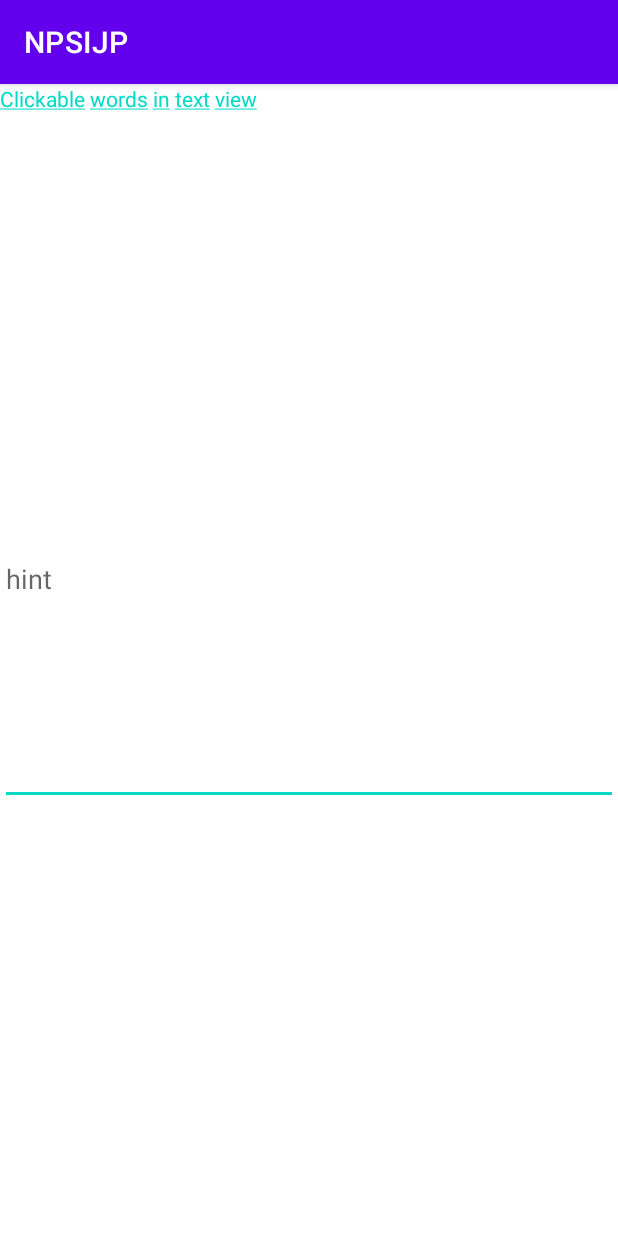
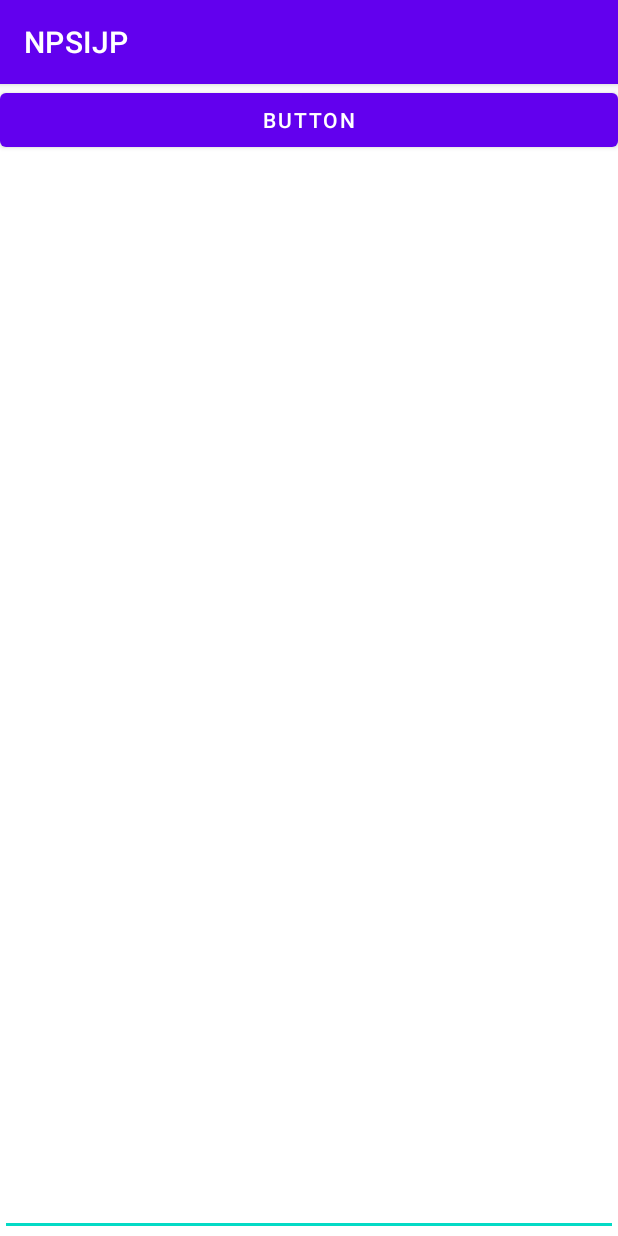
Before and after one commit to Nidvorai4/NPSIJP, an Android app: the screen it shows after launch (MainActivity before the commit, InputSongText after it), on a phone screen of 412 x 824 dp. Run offline under Robolectric (Android 15) with nearby library versions, the phone set to English and light mode, and no system bars.

Commit message:
промеж уток. Есть разделение на строки, вставка текста, дёргание гугл переводчика

```diff
--- a/app/src/main/AndroidManifest.xml
+++ b/app/src/main/AndroidManifest.xml
@@ -1,6 +1,8 @@
 <?xml version="1.0" encoding="utf-8"?>
 <manifest xmlns:android="http://schemas.android.com/apk/res/android"
     package="twelvecabsoft.education.npsijp">
+
+    <uses-permission android:name="android.permission.INTERNET" />
 
     <application
         android:allowBackup="true"
@@ -9,7 +11,8 @@
         android:roundIcon="@mipmap/ic_launcher_round"
         android:supportsRtl="true"
         android:theme="@style/Theme.NPSIJP">
-        <activity android:name=".MainActivity">
+        <activity android:name=".TranslateActivity"></activity>
+        <activity android:name=".InputSongText">
             <intent-filter>
                 <action android:name="android.intent.action.MAIN" />
 
--- /dev/null
+++ b/app/src/main/java/twelvecabsoft/education/npsijp/InputSongText.java
@@ -0,0 +1,77 @@
+package twelvecabsoft.education.npsijp;
+
+import androidx.appcompat.app.AppCompatActivity;
+
+import android.content.ClipData;
+import android.content.ClipboardManager;
+import android.content.Context;
+import android.os.Bundle;
+import android.view.View;
+import android.widget.EditText;
+
+import java.io.File;
+import java.io.FileInputStream;
+import java.io.FileNotFoundException;
+import java.io.FileOutputStream;
+
+public class InputSongText extends AppCompatActivity {
+    EditText SongText;
+    @Override
+    protected void onCreate(Bundle savedInstanceState) {
+        super.onCreate(savedInstanceState);
+        setContentView(R.layout.activity_input_song_text);
+        SongText=findViewById(R.id.etml_SongText);
+        //int i= SongText.getLineCount();
+    }
+
+
+    public void btnTakeTextClick(View view)  {
+        ClipboardManager clipboard = (ClipboardManager) getSystemService(Context.CLIPBOARD_SERVICE);
+        String pasteData = "";
+        ClipData.Item item = clipboard.getPrimaryClip().getItemAt(0);
+        pasteData = (String) item.getText();
+        if (pasteData!=null){
+            SongText.setText(pasteData);
+            String[] array = pasteData.split("\n", -1);
+            pasteData="";
+            FileOutputStream fOut = null;
+            /*try {
+                fOut = openFileOutput("test.txt",MODE_APPEND );
+            } catch (FileNotFoundException e) {
+                e.printStackTrace();
+            }*/
+            FileInputStream fin =null;
+            try {
+                FileInputStream fin = openFileInput("dasda");
+            } catch (FileNotFoundException e) {
+                e.printStackTrace();
+            }
+
+
+            fOut.close();
+            /*There are certainly some other important methods, which are as mentioned below:
+
+            getFileDir()- It helps to get the absolute path to the directory where internal files are there.
+            getDir()- It opens an existing directory in the internal storage space. It also creates one, if it doesn’t exist.
+            deleteFile()- It deletes an existing file that was there on the internal storage.
+                    fileList()- This method returns an array of the files currently saved by the application
+            write (byte[] buffer, int byteOffset, int byteCount)- It writes count bytes from the byte array buffer that starts from the position offset to the stream. It is for FileInputStream.
+                    read (byte[] buffer, int byteOffset, int byteCount)- It reads the length bytes and stores them in the byte array that starts at the offset. It is for FileOutputStream.*/
+        }
+
+
+
+        //pasteData="";
+        /*       int RawCount= SongText.getLineCount();
+        //i++;
+        String[] Stroki =new String[RawCount];
+        for (int i=0;i<RawCount;i++)
+        {
+            int startPos = SongText.getLayout().getLineStart(i);
+            int endPos = SongText.getLayout().getLineEnd(i);
+            Stroki[i] = SongText.getText().toString().substring(startPos, endPos).trim();
+        }
+        RawCount++;*/
+
+    }
+}
--- /dev/null
+++ b/app/src/main/res/layout/activity_input_song_text.xml
@@ -0,0 +1,31 @@
+<?xml version="1.0" encoding="utf-8"?>
+<LinearLayout xmlns:android="http://schemas.android.com/apk/res/android"
+    xmlns:app="http://schemas.android.com/apk/res-auto"
+    xmlns:tools="http://schemas.android.com/tools"
+    android:layout_width="match_parent"
+    android:layout_height="match_parent"
+    android:orientation="vertical"
+    tools:context=".InputSongText">
+
+    <Button
+        android:id="@+id/btnTakeText"
+        android:layout_width="match_parent"
+        android:layout_height="wrap_content"
+        android:onClick="btnTakeTextClick"
+        android:text="Button" />
+
+    <EditText
+        android:id="@+id/etml_SongText"
+        android:layout_width="match_parent"
+        android:layout_height="wrap_content"
+        android:layout_weight="9"
+        android:ems="10"
+        android:gravity="start|top"
+        android:inputType="textMultiLine"
+        android:isScrollContainer="true"
+        android:nestedScrollingEnabled="true"
+        android:scrollbars="horizontal|vertical"
+        android:scrollHorizontally="true"
+        android:singleLine="false" />
+
+</LinearLayout>
--- a/app/src/main/res/layout/activity_main.xml
+++ /dev/null
@@ -1,21 +0,0 @@
-<?xml version="1.0" encoding="utf-8"?>
-<LinearLayout xmlns:android="http://schemas.android.com/apk/res/android"
-    xmlns:app="http://schemas.android.com/apk/res-auto"
-    xmlns:tools="http://schemas.android.com/tools"
-    android:layout_width="match_parent"
-    android:layout_height="match_parent"
-    android:orientation="vertical"
-    tools:context=".MainActivity">
-
-    <TextView
-        android:id="@+id/twTestTextCkick"
-        android:layout_width="match_parent"
-        android:layout_height="179dp"
-        android:text="TextView" />
-
-    <com.google.android.material.textfield.TextInputEditText
-        android:layout_width="match_parent"
-        android:layout_height="301dp"
-        android:hint="hint" />
-
-</LinearLayout>
```
Also changed, not shown: app/src/main/java/twelvecabsoft/education/npsijp/OneRow.java (added, +31 -0 lines), app/src/main/java/twelvecabsoft/education/npsijp/RowrOwroW.java (added, +109 -0 lines), app/src/main/java/twelvecabsoft/education/npsijp/TranslateActivity.java (renamed from app/src/main/java/twelvecabsoft/education/npsijp/MainActivity.java, +22 -39 lines), app/src/main/res/layout/activity_song_translation.xml (added, +64 -0 lines), app/src/main/res/layout/dial_translate.xml (added, +15 -0 lines), 1 other file.
